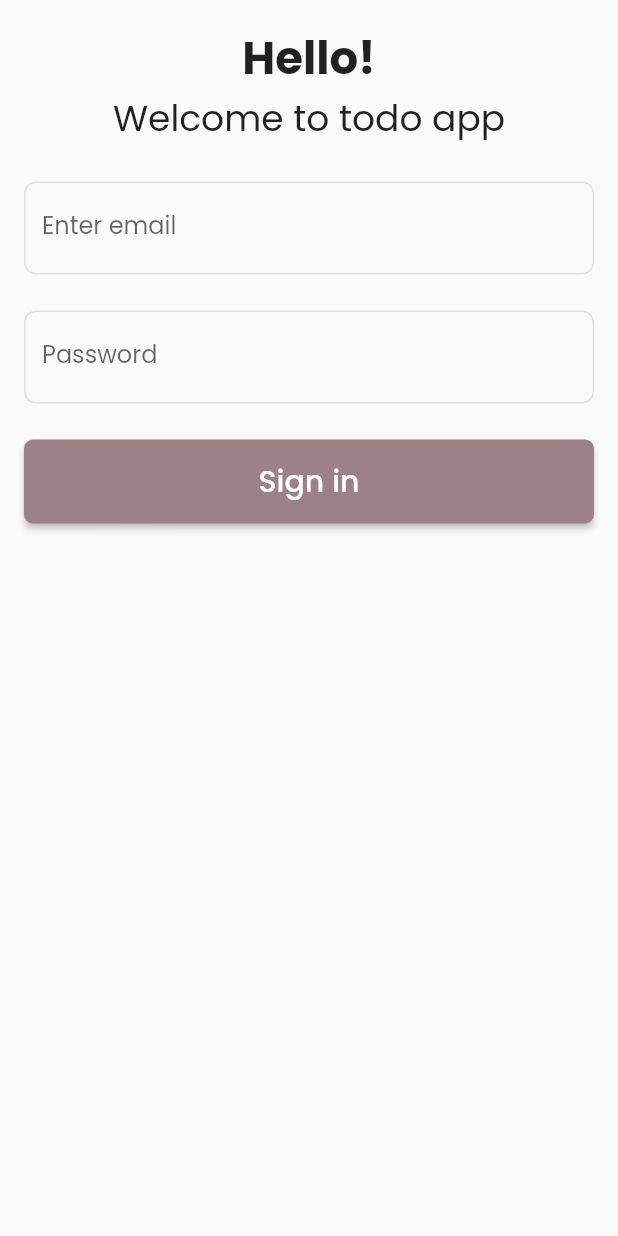
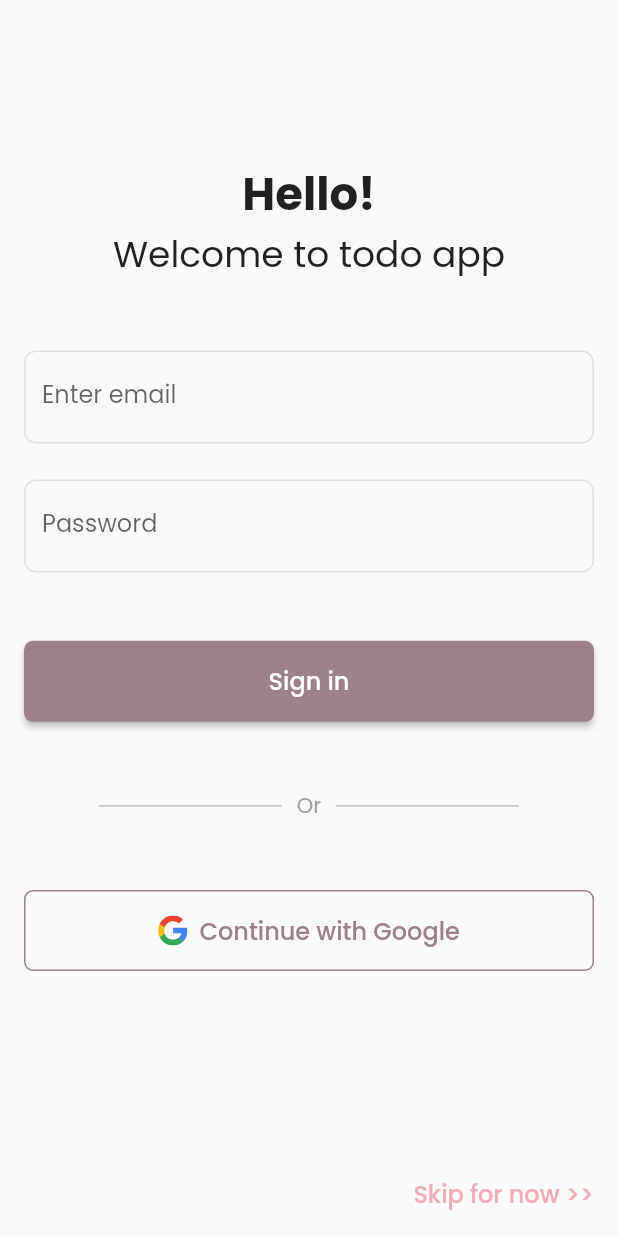
Before and after one commit to ReachPooja/todo, a Flutter app: the screen it shows after launch, on a phone screen of 412 x 824 dp. Run offline on Flutter 3.47's test engine with Material 2 defaults, Android fonts, the phone set to English and light mode, and no system bars; our stand-ins replace bloc, firebase_auth, flutter_bloc, flutter_svg, formz, get_it and 2 more; accounts and stored records are empty; generated files the repository leaves out were written again.

Commit message:
feat: login ui

```diff
--- a/lib/src/auth/login/view/login_view.dart
+++ b/lib/src/auth/login/view/login_view.dart
@@ -1,4 +1,5 @@
 import 'package:flutter/material.dart';
+import 'package:flutter_svg/flutter_svg.dart';
 import 'package:todo/src/core/presentation/theme/app_colors.dart';
 
 class LoginView extends StatefulWidget {
@@ -36,12 +37,13 @@ class _LoginViewState extends State<LoginView> {
   Widget build(BuildContext context) {
     return SafeArea(
       child: Scaffold(
-        // backgroundColor: AppColors.primaryBackgroundColor,
         body: Padding(
           padding: const EdgeInsets.all(16),
           child: Column(
-            // crossAxisAlignment: CrossAxisAlignment.stretch,
             children: [
+              const Spacer(
+                flex: 2,
+              ),
               const Text(
                 'Hello!',
                 style: TextStyle(
@@ -55,9 +57,7 @@ class _LoginViewState extends State<LoginView> {
                   fontSize: 24,
                 ),
               ),
-              const SizedBox(
-                height: 24,
-              ),
+              const Spacer(),
               TextFormField(
                 focusNode: emailFocusNode,
                 cursorColor: AppColors.primaryColor,
@@ -84,23 +84,89 @@ class _LoginViewState extends State<LoginView> {
                   ),
                 ),
               ),
-              const SizedBox(
-                height: 24,
-              ),
+              const Spacer(),
               SizedBox(
-                height: 56,
+                height: 54,
                 width: double.infinity,
                 child: ElevatedButton(
                   onPressed: () {},
                   style: ElevatedButton.styleFrom(
-                      primary: AppColors.primaryColor,
-                      shape: RoundedRectangleBorder(
-                          borderRadius: BorderRadius.circular(6))),
+                    primary: AppColors.primaryColor,
+                    shape: RoundedRectangleBorder(
+                      borderRadius: BorderRadius.circular(6),
+                    ),
+                  ),
                   child: const Text(
                     'Sign in',
                     style: TextStyle(
-                      fontSize: 20,
+                      fontSize: 16,
                     ),
+                  ),
+                ),
+              ),
+              const Spacer(),
+              Row(
+                children: const [
+                  Expanded(
+                    child: Divider(
+                      endIndent: 10,
+                      indent: 50,
+                      color: Colors.grey,
+                    ),
+                  ),
+                  Text(
+                    'Or',
+                    style: TextStyle(
+                      color: Colors.grey,
+                    ),
+                  ),
+                  Expanded(
+                    child: Divider(
+                      indent: 10,
+                      color: Colors.grey,
+                      endIndent: 50,
+                    ),
+                  ),
+                ],
+              ),
+              const Spacer(),
+              SizedBox(
+                width: double.infinity,
+                height: 54,
+                child: OutlinedButton.icon(
+                  onPressed: () {},
+                  style: OutlinedButton.styleFrom(
+                    shape: RoundedRectangleBorder(
+                      borderRadius: BorderRadius.circular(6),
+                    ),
+                    side: const BorderSide(
+                      color: AppColors.primaryColor,
+                    ),
+                  ),
+                  icon: SvgPicture.asset(
+                    'assets/icons/google.svg',
+                    height: 20,
+                  ),
+                  label: const Text(
+                    'Continue with Google',
+                    style: TextStyle(
+                      fontSize: 16,
+                      color: AppColors.primaryColor,
+                    ),
+                  ),
+                ),
+              ),
+              const Spacer(
+                flex: 3,
+              ),
+              const Align(
+                alignment: Alignment.centerRight,
+                child: Text(
+                  'Skip for now >>',
+                  style: TextStyle(
+                    fontSize: 16,
+                    color: AppColors.accentColor,
+                    fontWeight: FontWeight.w500,
                   ),
                 ),
               ),
```
